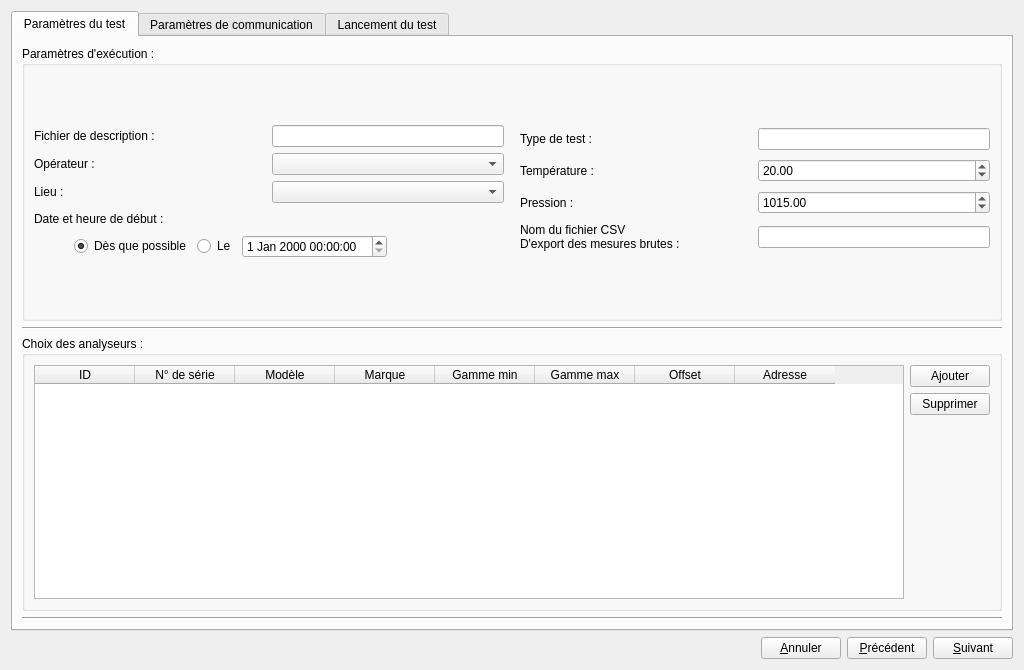
Before: the Qt Designer form et_interfaceexecutiontest.ui in InformatiqueAtmoNA/tam, drawn with Qt 5.
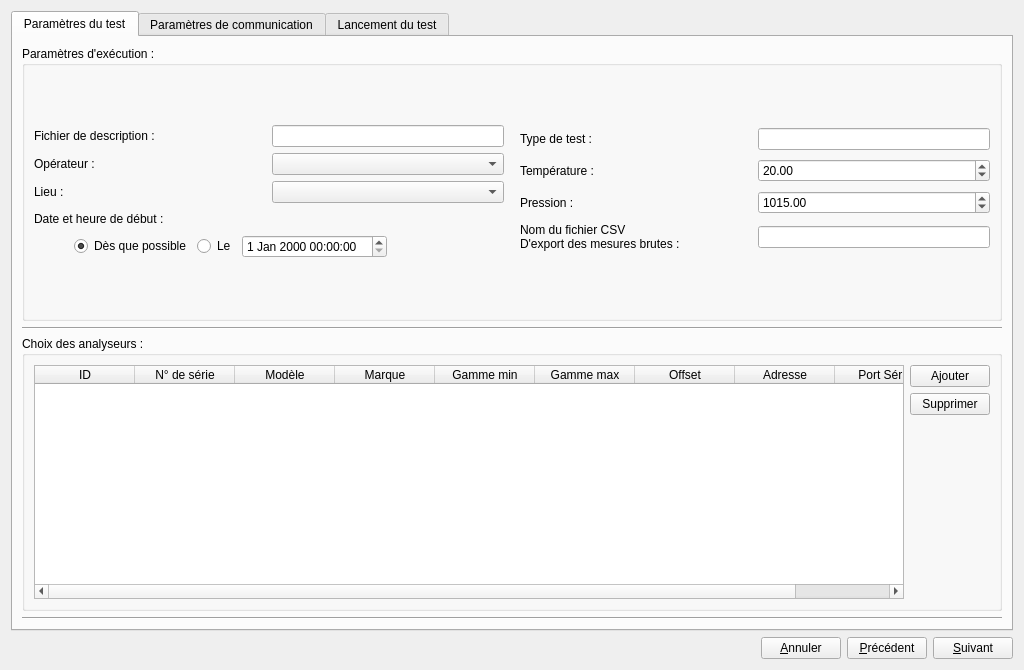
After: the same form once the commit is applied.

Commit message: Développement gestion configuration port série pour équipement (fin)

```diff
--- a/et_interfaceexecutiontest.ui
+++ b/et_interfaceexecutiontest.ui
@@ -374,9 +374,9 @@
                 <property name="textElideMode">
                  <enum>Qt::ElideNone</enum>
                 </property>
-                <attribute name="horizontalHeaderDefaultSectionSize">
-                 <number>100</number>
-                </attribute>
+                <property name="columnCount">
+                 <number>9</number>
+                </property>
                 <attribute name="horizontalHeaderDefaultSectionSize">
                  <number>100</number>
                 </attribute>
@@ -420,6 +420,11 @@
                   <string>Adresse</string>
                  </property>
                 </column>
+                <column>
+                 <property name="text">
+                  <string>Port Série</string>
+                 </property>
+                </column>
                </widget>
               </item>
               <item>
```
Left out of the diff: 6 changed lines with no effect on the pictures. The commit also changes 13 other files.
